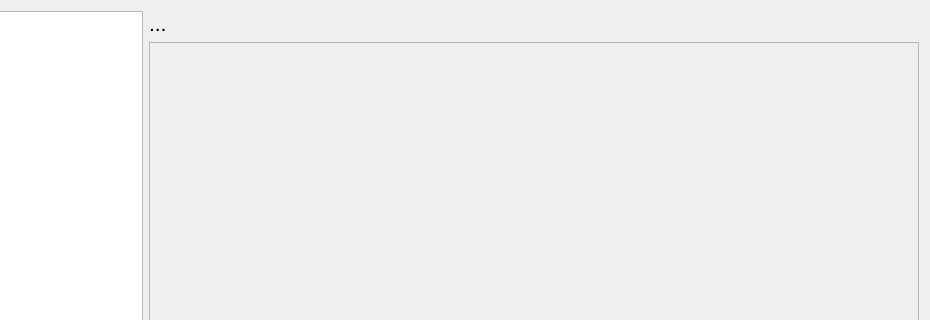
First picture: the form in mainwindow.ui, repository mobarastudio/VfNotes, before the edit; both pictures show x 280 to 1210 and y 0 to 320 of the 1210 by 724 pixel window.
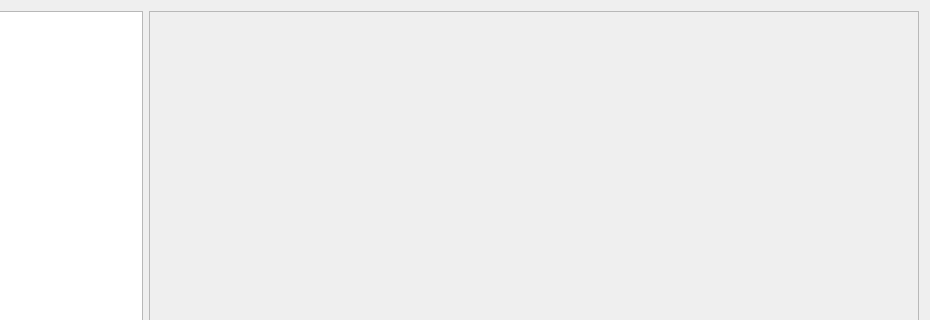
Second picture: the form after the edit.

```diff
--- a/mainwindow.ui
+++ b/mainwindow.ui
@@ -15,18 +15,6 @@
   </property>
   <widget class="QWidget" name="centralWidget">
    <layout class="QGridLayout" name="gridLayout">
-    <item row="0" column="1" colspan="5">
-     <widget class="QLabel" name="labelCurrentNote">
-      <property name="font">
-       <font>
-        <pointsize>16</pointsize>
-       </font>
-      </property>
-      <property name="text">
-       <string>...</string>
-      </property>
-     </widget>
-    </item>
     <item row="2" column="5">
      <widget class="QPushButton" name="pushButtonRename">
       <property name="font">
@@ -87,7 +75,7 @@
       </property>
      </widget>
     </item>
-    <item row="1" column="1" colspan="5">
+    <item row="0" column="1" rowspan="2" colspan="5">
      <widget class="QPlainTextEdit" name="plainTextEditContent">
       <property name="enabled">
        <bool>false</bool>
```
Left out of the diff: 2 changed lines with no effect on the pictures.
